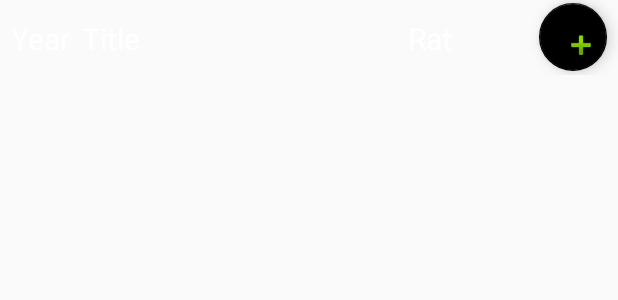
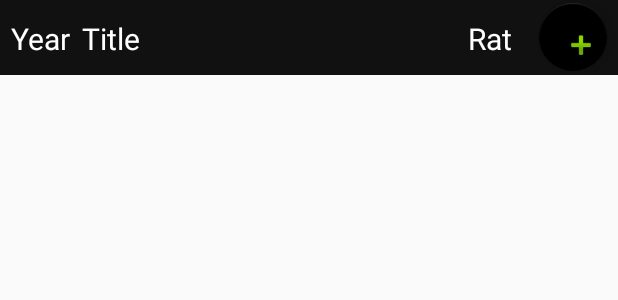
Before and after one commit to akaecliptic/Cinephile, an Android app: the layout recycler_search.xml on its own in the app's theme, with its tools: preview values and no code run, on a phone screen of 412 x 824 dp. Shown: the top 300 px of the screen. Run offline under Robolectric (Android 15) with nearby library versions, the phone set to English and light mode, and no system bars; network calls fail.

Commit message:
Now have a working version of the search fragment. All 3 fragments are functioning to the current requirements. Clean-up and testing to be done.

```diff
--- a/app/src/main/res/layout/fragment_search.xml
+++ b/app/src/main/res/layout/fragment_search.xml
@@ -20,9 +20,11 @@
         android:layout_height="45dp"
         android:layout_alignParentStart="true"
         android:layout_alignParentTop="true"
+        android:layout_marginStart="5dp"
         android:layout_marginTop="5dp"
-        android:layout_marginEnd="20dp"
+        android:layout_marginEnd="15dp"
         android:layout_toStartOf="@+id/searchSwitch"
+        android:background="#151515"
         android:queryHint="@string/Search" />
 
     <Switch
@@ -31,7 +33,7 @@
         android:layout_height="wrap_content"
         android:layout_above="@+id/searchRecyclerView"
         android:layout_alignParentEnd="true"
-        android:layout_marginEnd="20dp"
+        android:layout_marginEnd="15dp"
         android:layout_marginBottom="10dp"
         android:text="@string/Online"
         android:textSize="15sp"
--- a/app/src/main/res/layout/recycler_search.xml
+++ b/app/src/main/res/layout/recycler_search.xml
@@ -3,7 +3,9 @@
     xmlns:app="http://schemas.android.com/apk/res-auto"
     xmlns:tools="http://schemas.android.com/tools"
     android:layout_width="match_parent"
-    android:layout_height="50dp">
+    android:layout_height="50dp"
+    android:background="#111"
+    android:layout_marginBottom="1dp">
 
     <TextView
         android:id="@+id/searchTVYear"
@@ -18,15 +20,16 @@
 
     <TextView
         android:id="@+id/searchTVTitle"
-        android:layout_width="210dp"
+        android:layout_width="250dp"
         android:layout_height="25dp"
         android:layout_centerVertical="true"
         android:layout_marginStart="7dp"
+        android:layout_marginTop="0dp"
         android:layout_toEndOf="@+id/searchTVYear"
         android:ellipsize="marquee"
-
         android:focusable="true"
         android:marqueeRepeatLimit="marquee_forever"
+
         android:scrollHorizontally="true"
         android:singleLine="true"
         android:text="@string/title"
```
Also changed, not shown: app/src/main/java/aka_ecliptic/com/cinephile/Adapter/RecyclerViewAdapterMyList.java (+4 -5 lines), app/src/main/java/aka_ecliptic/com/cinephile/Adapter/RecyclerViewAdapterSearch.java (+9 -17 lines), app/src/main/java/aka_ecliptic/com/cinephile/Fragments/SearchFragment.java (+4 -5 lines).
